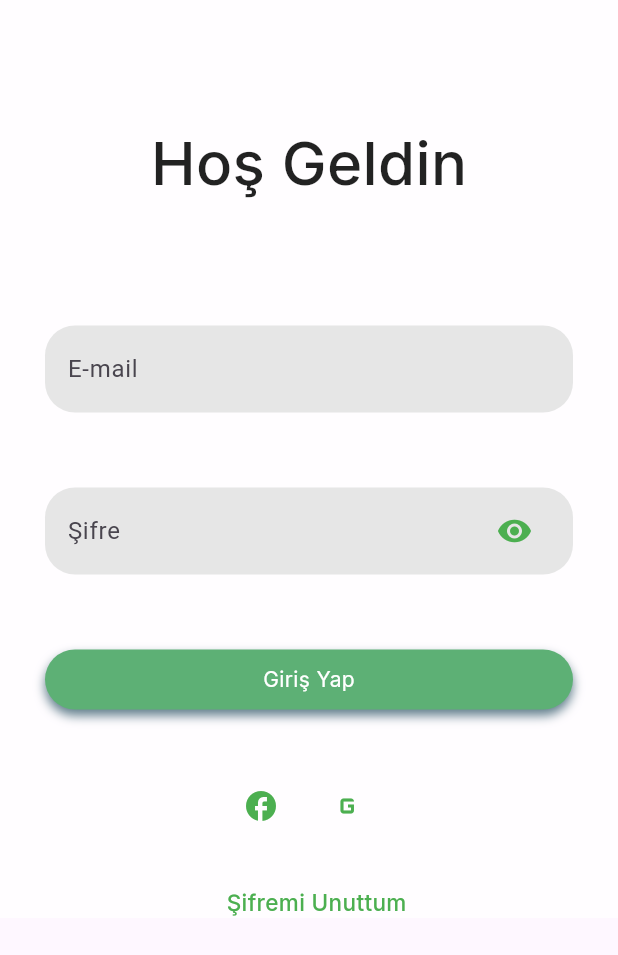
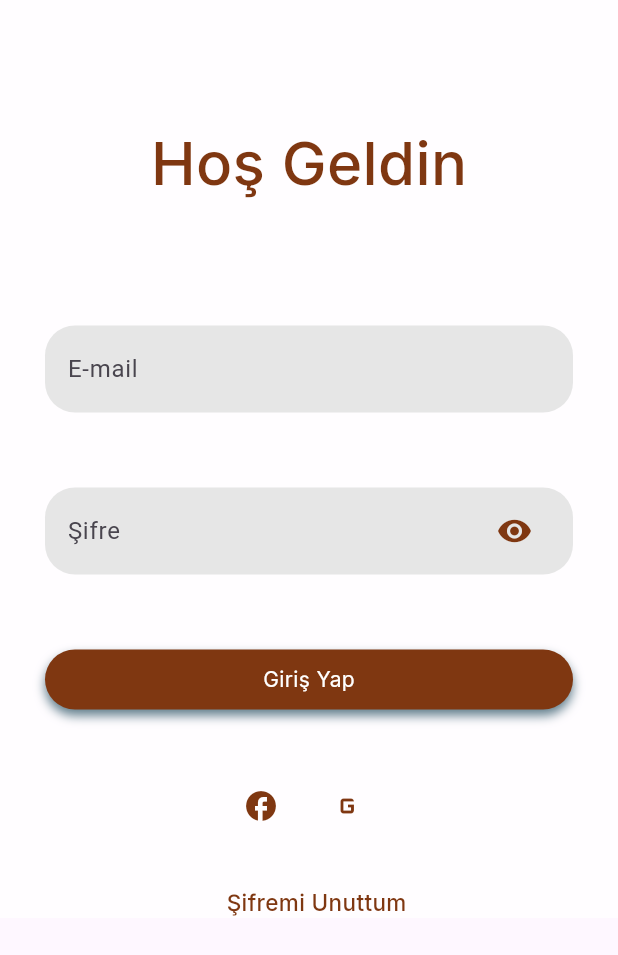
Before and after one commit to BerkErdgn/animai_app, a Flutter app: the LoginPage screen opened directly, on a phone screen of 412 x 824 dp. Shown: the top 955 px of the screen. Run offline on Flutter 3.47's test engine with Material 3 defaults, Android fonts, the light colour scheme and no system bars; our stand-ins replace google_fonts, smooth_page_indicator.

Commit message:
loginn
login tamam

```diff
--- a/animAI/lib/Pages/loginpage.dart
+++ b/animAI/lib/Pages/loginpage.dart
@@ -44,7 +44,7 @@ class _LoginPageState extends State<LoginPage> {
                     margin: EdgeInsets.only(top:80, left:20, right:20),
                     child: Text("Hoş Geldin",
                         style: GoogleFonts.inter(
-                          color: Colors.black87,
+                          color: Color(0xff7f3711),
                           fontSize:40,
                           fontWeight: FontWeight.w500, )),
                   ),
@@ -89,7 +89,7 @@ class _LoginPageState extends State<LoginPage> {
                           });
                         }, icon: Icon(
                           sifre_gozukme ? Icons.remove_red_eye_outlined : Icons.remove_red_eye,
-                        ), color: Colors.green,)
+                        ), color: Color(0xff7f3711),)
                       ],
                     ),
                   ),
@@ -105,7 +105,7 @@ class _LoginPageState extends State<LoginPage> {
                       width: MediaQuery.of(context).size.width,
                       padding: EdgeInsets.all(10),
                       decoration: BoxDecoration(
-                          color: Color(0xff5db075),
+                          color: Color(0xff7f3711),
                           borderRadius: BorderRadius.circular(20),
                           boxShadow: [
                             BoxShadow(
@@ -131,14 +131,14 @@ class _LoginPageState extends State<LoginPage> {
                             child: IconButton(onPressed:  () {
                             }, icon: Icon(
                               Icons.facebook_outlined,
-                            ), color: Colors.green,)
+                            ), color: Color(0xff7f3711),)
                         ),
                         Container(
                             margin: EdgeInsets.symmetric(),
                             child: IconButton(onPressed:  () {
                             }, icon: Icon(
                               Icons.g_mobiledata_outlined,
-                            ), color: Colors.green,)
+                            ), color: Color(0xff7f3711),)
                         ),
                       ],
                     ),
@@ -147,7 +147,7 @@ class _LoginPageState extends State<LoginPage> {
                     margin: EdgeInsets.only(top:30, left:30, right:20),
                     child: Text("Şifremi Unuttum",
                         style: GoogleFonts.inter(
-                          color: Colors.green,
+                          color: Color(0xff7f3711),
                           fontSize:15,
                           fontWeight: FontWeight.w500, )),
                   ),
```
Also changed, not shown: animAI/lib/Onboarding/onboardingscreen.dart (+7 -7 lines), 1 other file.
